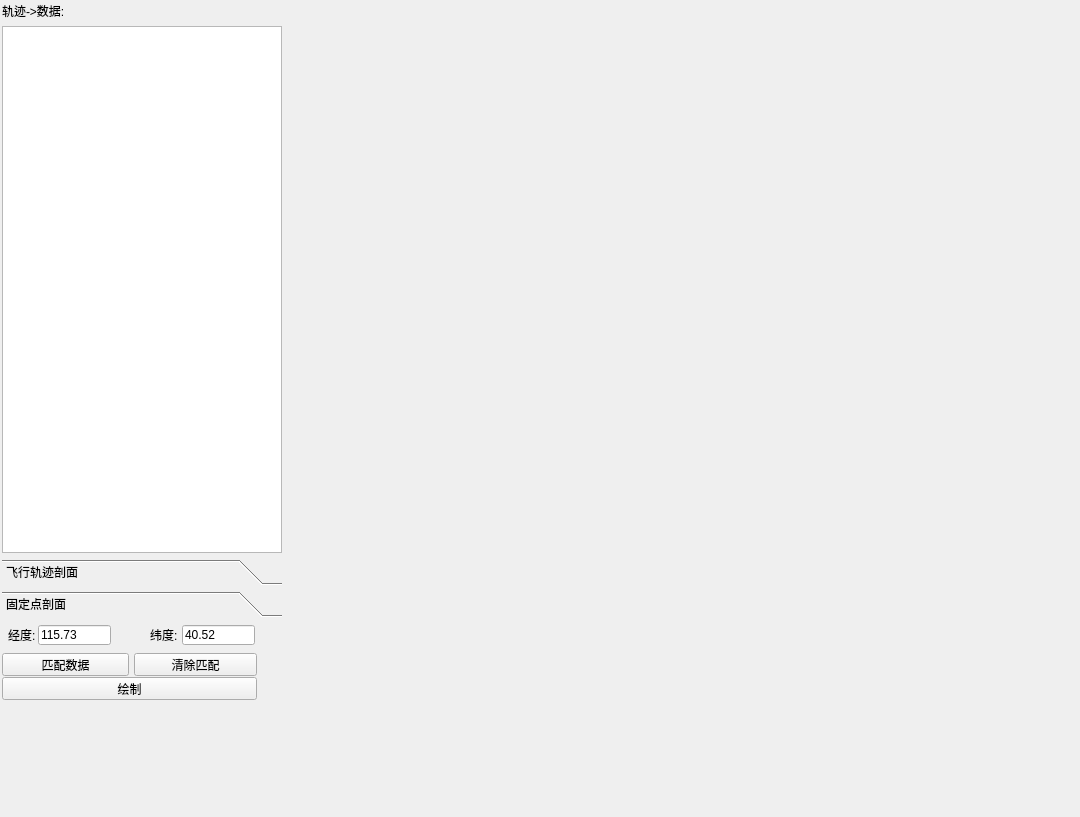
Qt form RadarEchoTracking/FlightAndRaster.ui (VeinySoft/BeiJingQiXiang2018) before a commit.
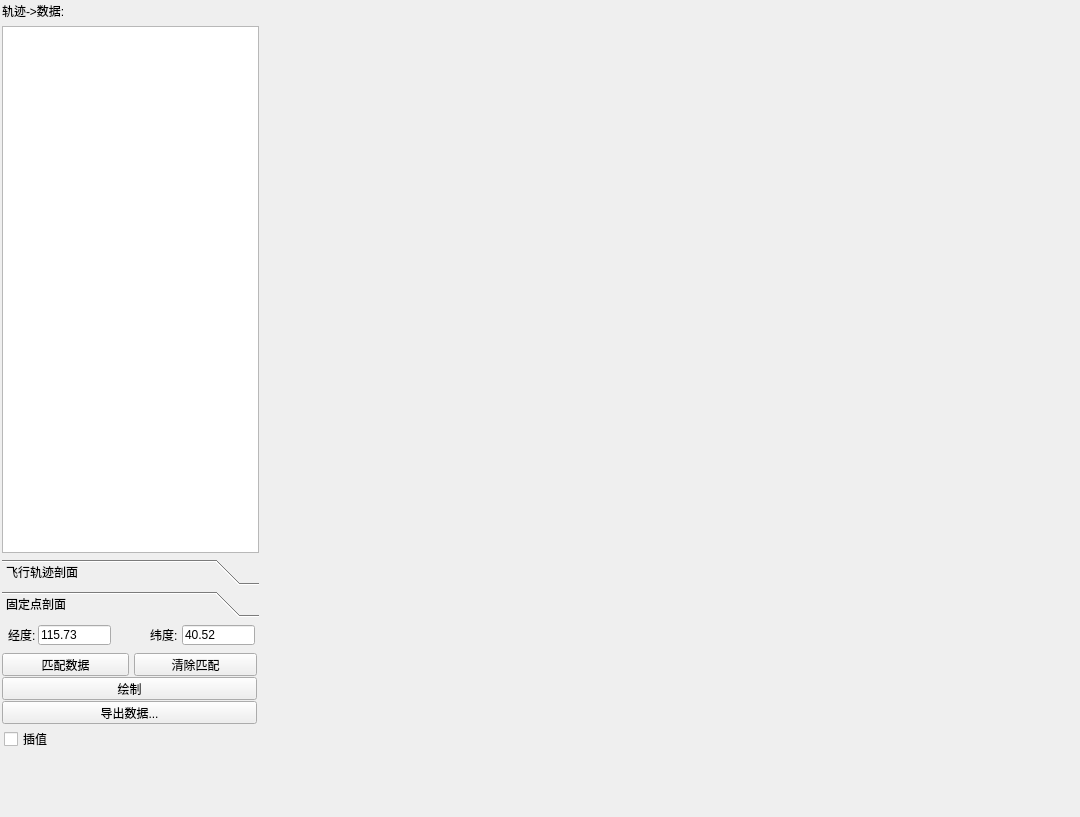
The same form after that commit.

The edit to the form file:
```diff
--- a/RadarEchoTracking/FlightAndRaster.ui
+++ b/RadarEchoTracking/FlightAndRaster.ui
@@ -33,7 +33,7 @@
         </property>
         <property name="minimumSize">
          <size>
-          <width>280</width>
+          <width>257</width>
           <height>0</height>
          </size>
         </property>
@@ -197,7 +197,7 @@
           <rect>
            <x>0</x>
            <y>0</y>
-           <width>280</width>
+           <width>257</width>
            <height>198</height>
           </rect>
          </property>
@@ -295,6 +295,32 @@
            <string>绘制</string>
           </property>
          </widget>
+         <widget class="QPushButton" name="pushButton_8">
+          <property name="geometry">
+           <rect>
+            <x>0</x>
+            <y>78</y>
+            <width>255</width>
+            <height>23</height>
+           </rect>
+          </property>
+          <property name="text">
+           <string>导出数据...</string>
+          </property>
+         </widget>
+         <widget class="QCheckBox" name="checkBox">
+          <property name="geometry">
+           <rect>
+            <x>2</x>
+            <y>108</y>
+            <width>126</width>
+            <height>16</height>
+           </rect>
+          </property>
+          <property name="text">
+           <string>插值</string>
+          </property>
+         </widget>
         </widget>
        </widget>
       </item>
```
Left out of the diff: 68 changed lines with no effect on the pictures.
